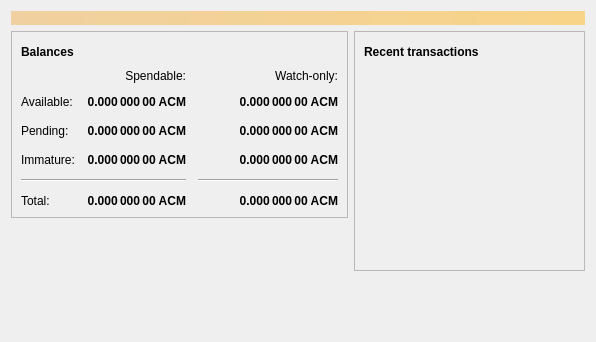
Above: src/qt/forms/overviewpage.ui from Actinium-project/Actinium before the change. Below: the same form after it.
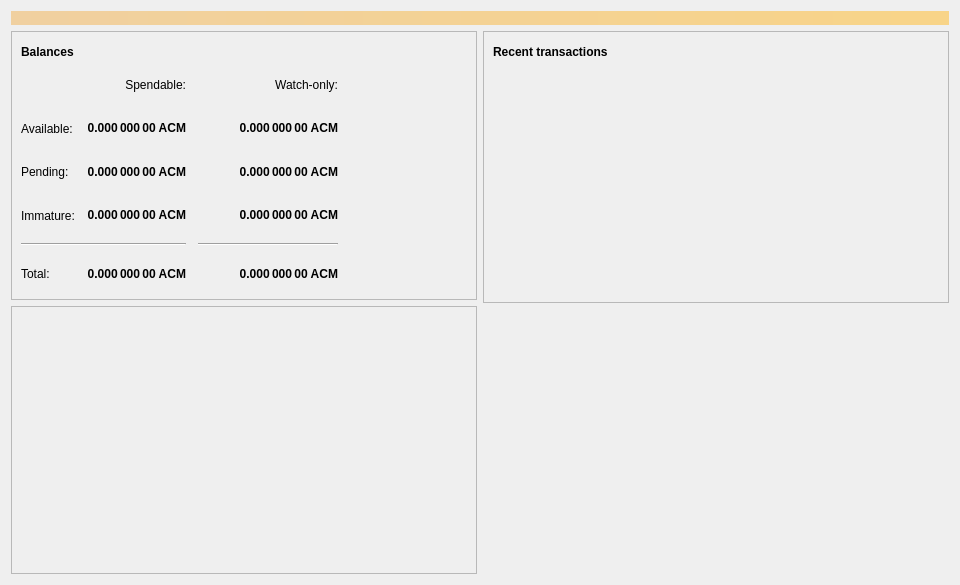
That is the form after the change. Icons and pictures are not drawn.

The edit to the form file:
```diff
--- a/src/qt/forms/overviewpage.ui
+++ b/src/qt/forms/overviewpage.ui
@@ -6,10 +6,16 @@
    <rect>
     <x>0</x>
     <y>0</y>
-    <width>596</width>
-    <height>342</height>
+    <width>960</width>
+    <height>585</height>
    </rect>
   </property>
+  <property name="minimumSize">
+   <size>
+    <width>960</width>
+    <height>0</height>
+   </size>
+  </property>
   <property name="windowTitle">
    <string>Form</string>
   </property>
@@ -407,17 +413,26 @@
         </widget>
        </item>
        <item>
-        <spacer name="verticalSpacer">
-         <property name="orientation">
-          <enum>Qt::Vertical</enum>
-         </property>
-         <property name="sizeHint" stdset="0">
-          <size>
-           <width>20</width>
-           <height>40</height>
-          </size>
-         </property>
-        </spacer>
+        <layout class="QGridLayout" name="gridLayout_2">
+         <item row="0" column="0">
+          <layout class="QHBoxLayout" name="horizontalLayout_3">
+           <item>
+            <layout class="QVBoxLayout" name="verticalLayout_5">
+             <item>
+              <widget class="QFrame" name="frame_3">
+               <property name="frameShape">
+                <enum>QFrame::StyledPanel</enum>
+               </property>
+               <property name="frameShadow">
+                <enum>QFrame::Raised</enum>
+               </property>
+              </widget>
+             </item>
+            </layout>
+           </item>
+          </layout>
+         </item>
+        </layout>
        </item>
       </layout>
      </item>
```
Left out of the diff: 6 changed lines with no effect on the pictures.
